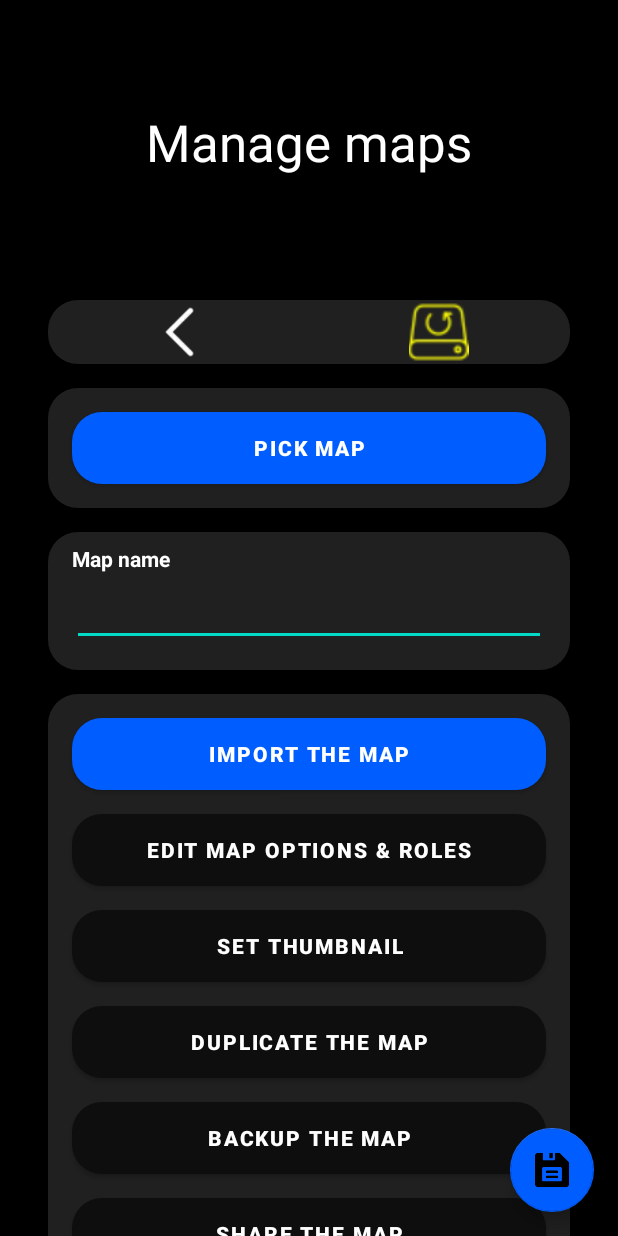
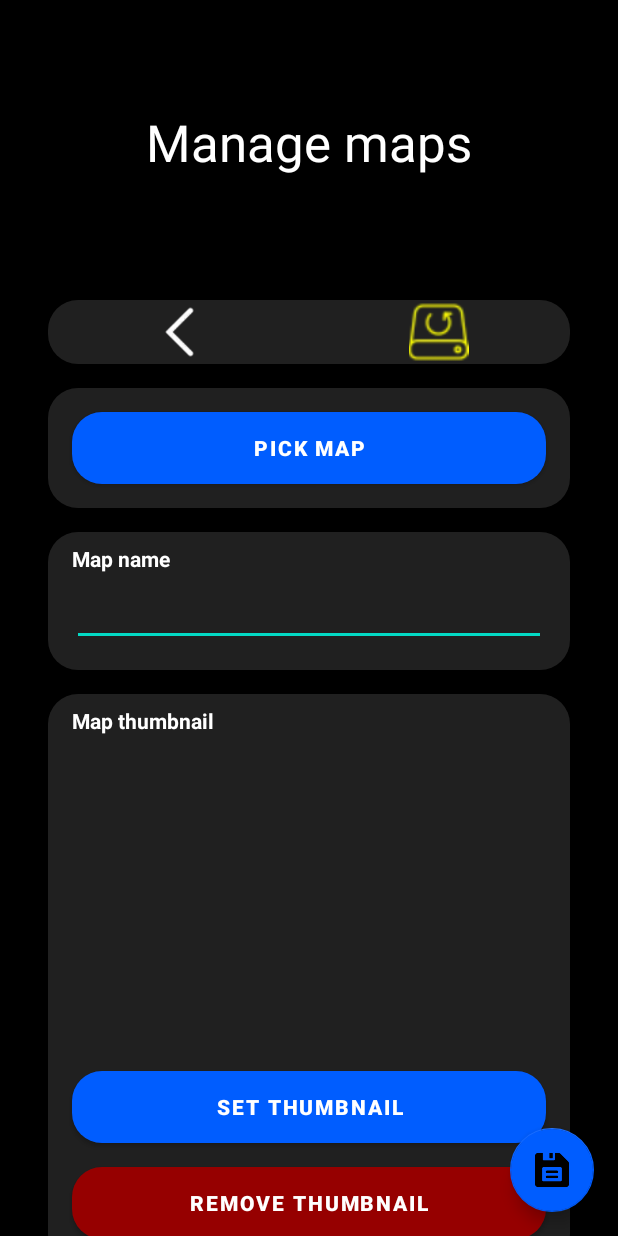
Before and after one commit to aliernfrog/lac-tool, an Android app: the layout activity_maps.xml on its own in the app's theme, with its tools: preview values and no code run, on a phone screen of 412 x 824 dp. Run offline under Robolectric (Android 15) with nearby library versions, the phone set to English and light mode, and no system bars; network calls fail.

Commit message:
Option to remove map thumbnail

```diff
--- a/app/src/main/res/layout/activity_maps.xml
+++ b/app/src/main/res/layout/activity_maps.xml
@@ -134,6 +134,59 @@
       </LinearLayout>
 
       <LinearLayout
+          android:id="@+id/maps_thumbnail_linear"
+          android:layout_width="match_parent"
+          android:layout_height="match_parent"
+          android:layout_margin="8dp"
+          android:background="@drawable/linear"
+          android:orientation="vertical"
+          android:padding="8dp"
+          android:visibility="gone"
+          tools:visibility="visible">
+
+        <TextView
+            android:layout_width="match_parent"
+            android:layout_height="wrap_content"
+            android:layout_marginStart="8dp"
+            android:layout_marginEnd="8dp"
+            android:text="@string/mapThumbnail"
+            android:textColor="#FFFFFF"
+            android:textStyle="bold" />
+
+        <ImageView
+            android:id="@+id/maps_thumbnail_thumbnail"
+            android:layout_width="match_parent"
+            android:layout_height="200dp"
+            android:layout_margin="8dp"
+            android:adjustViewBounds="true"
+            android:contentDescription="@string/mapThumbnail"
+            android:padding="8dp" />
+
+        <Button
+            android:id="@+id/maps_thumbnail_set"
+            android:layout_width="match_parent"
+            android:layout_height="wrap_content"
+            android:layout_margin="8dp"
+            android:background="@drawable/linear_blue"
+            android:text="@string/mapThumbnailSet"
+            android:textColor="#FFFFFF"
+            android:textStyle="bold"
+            app:backgroundTint="#005DFF" />
+
+        <Button
+            android:id="@+id/maps_thumbnail_remove"
+            android:layout_width="match_parent"
+            android:layout_height="wrap_content"
+            android:layout_margin="8dp"
+            android:background="@drawable/linear_red"
+            android:text="@string/mapThumbnailRemove"
+            android:textColor="#FFFFFF"
+            android:textStyle="bold"
+            app:backgroundTint="#960000" />
+
+      </LinearLayout>
+
+      <LinearLayout
           android:id="@+id/maps_other"
           android:layout_width="match_parent"
           android:layout_height="match_parent"
@@ -164,17 +217,6 @@
             android:layout_margin="8dp"
             android:background="@drawable/linear_button"
             android:text="@string/mapEdit"
-            android:textColor="#FFFFFF"
-            android:textStyle="bold"
-            app:backgroundTint="#FF0E0E0E" />
-
-        <Button
-            android:id="@+id/maps_other_thumbnail"
-            android:layout_width="match_parent"
-            android:layout_height="wrap_content"
-            android:layout_margin="8dp"
-            android:background="@drawable/linear_button"
-            android:text="@string/mapSetThumbnail"
             android:textColor="#FFFFFF"
             android:textStyle="bold"
             app:backgroundTint="#FF0E0E0E" />
--- a/app/src/main/res/values/strings.xml
+++ b/app/src/main/res/values/strings.xml
@@ -36,15 +36,17 @@
     <string name="mapPick">Pick map</string>
     <string name="mapPickExternal">Pick another map</string>
     <string name="mapNoImported">No imported maps were found</string>
-    <string name="mapName">Map name</string>
     <string name="mapDownload">Download a map</string>
     <string name="mapDownload_linkInput">Map link..</string>
     <string name="mapDownload_download">Download</string>
     <string name="mapDownload_notAMap">Not a map file</string>
     <string name="mapDownload_downloading">Downloading map..</string>
+    <string name="mapName">Map name</string>
+    <string name="mapThumbnail">Map thumbnail</string>
+    <string name="mapThumbnailSet">Set thumbnail</string>
+    <string name="mapThumbnailRemove">Remove thumbnail</string>
     <string name="mapImport">Import the map</string>
     <string name="mapEdit">Edit map options &amp; roles</string>
-    <string name="mapSetThumbnail">Set thumbnail</string>
     <string name="mapShare">Share the map</string>
     <string name="mapDuplicate">Duplicate the map</string>
     <string name="mapDuplicate_name">Map name..</string>
```
Also changed, not shown: app/src/main/java/com/aliernfrog/LacMapTool/MapsActivity.java (+59 -20 lines), 1 other file.
